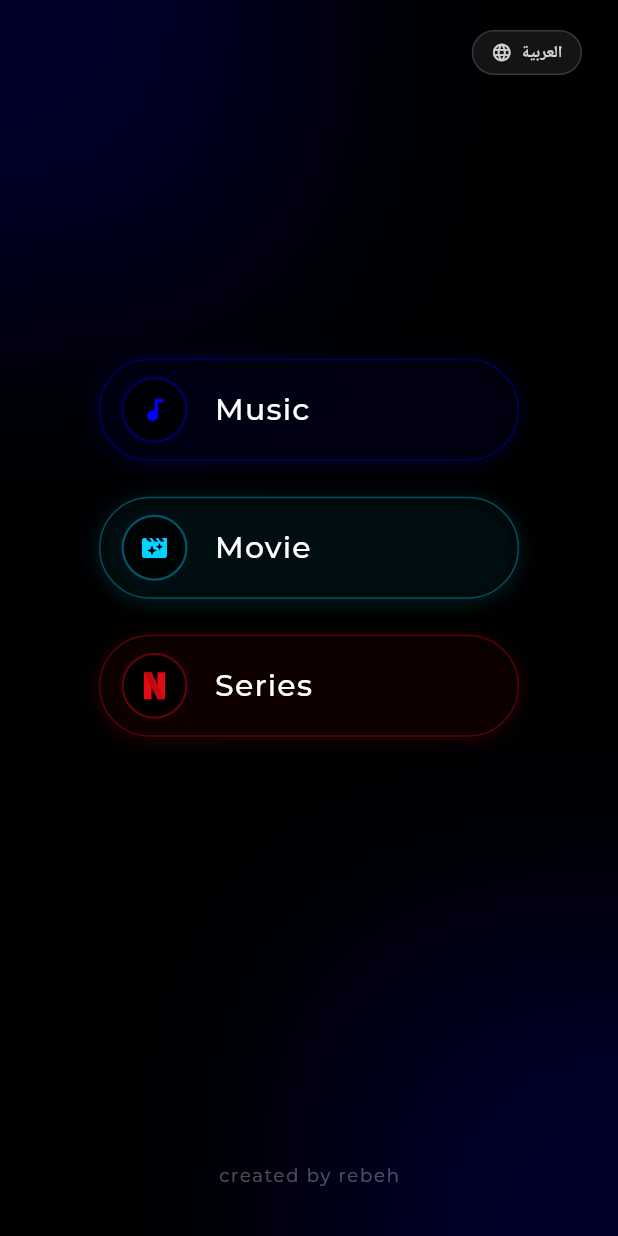
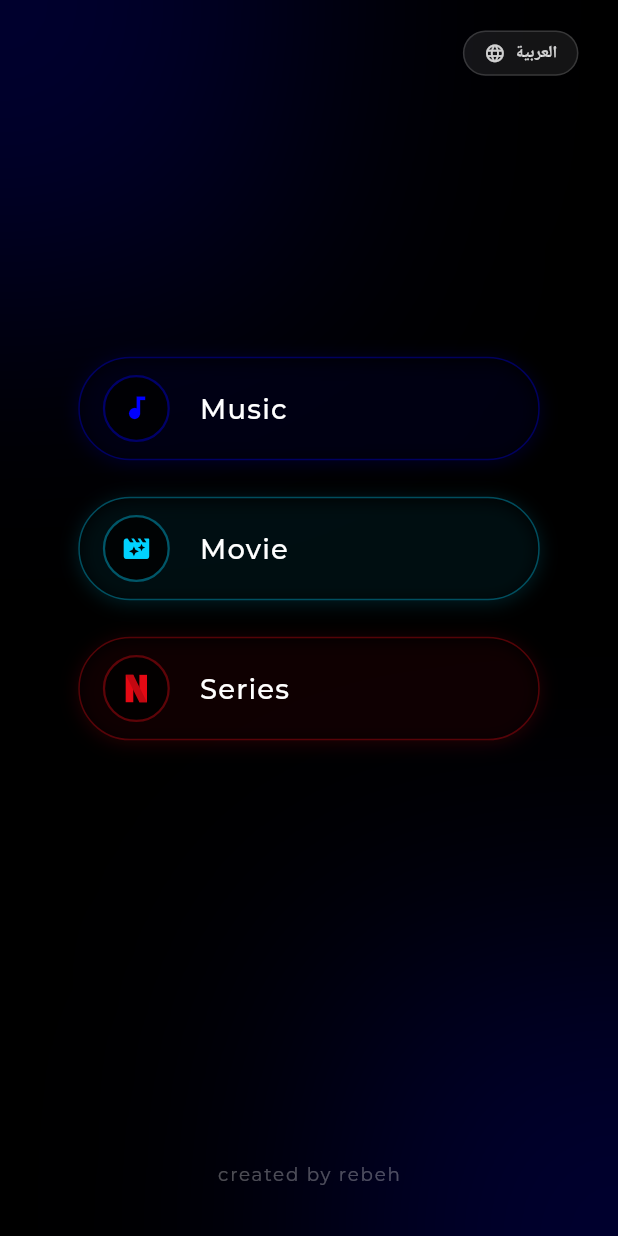
Before and after one commit to rebehhalkoum93-cmyk/suggestion-app, a Flutter app: the screen it shows after launch, on a phone screen of 412 x 824 dp. Run offline on Flutter 3.47's test engine with Material 3 defaults, Android fonts, the phone set to English and light mode, and no system bars; our stand-ins replace dio, google_fonts.

Commit message:
last last

```diff
--- a/sug/lib/main.dart
+++ b/sug/lib/main.dart
@@ -1,5 +1,6 @@
 import 'package:flutter/material.dart';
 import 'package:google_fonts/google_fonts.dart';
+import 'models/language_settings.dart';
 import 'pages/landing_page.dart';
 
 void main() {
@@ -22,6 +23,13 @@ class MyApp extends StatelessWidget {
 
   @override
   Widget build(BuildContext context) {
+    return ValueListenableBuilder<Language>(
+      valueListenable: LanguageSettings.currentLanguage,
+      builder: (context, lang, _) {
+        final textTheme = LanguageSettings.isArabic
+            ? GoogleFonts.cairoTextTheme(ThemeData.dark().textTheme)
+            : GoogleFonts.montserratTextTheme(ThemeData.dark().textTheme);
+
         return MaterialApp(
           title: 'Media Sug',
           debugShowCheckedModeBanner: false,
@@ -33,10 +41,12 @@ class MyApp extends StatelessWidget {
               primary: Color(0xFF0000FF),
               surface: Colors.black,
             ),
-        textTheme: GoogleFonts.montserratTextTheme(ThemeData.dark().textTheme),
+            textTheme: textTheme,
             useMaterial3: true,
           ),
           home: const LandingPage(),
         );
+      },
+    );
   }
 }
--- a/sug/lib/models/language_settings.dart
+++ b/sug/lib/models/language_settings.dart
@@ -1,4 +1,5 @@
 import 'package:flutter/material.dart';
+import 'package:google_fonts/google_fonts.dart';
 
 enum Language {
   en,
@@ -13,4 +14,27 @@ class LanguageSettings {
   static void toggleLanguage() {
     currentLanguage.value = currentLanguage.value == Language.en ? Language.ar : Language.en;
   }
+
+  static TextStyle font({
+    Color? color,
+    double? fontSize,
+    FontWeight? fontWeight,
+    double? letterSpacing,
+    double? height,
+    TextDecoration? decoration,
+    TextDecorationStyle? decorationStyle,
+    Paint? foreground,
+  }) {
+    final base = isArabic ? GoogleFonts.cairo : GoogleFonts.montserrat;
+    return base(
+      color: color,
+      fontSize: fontSize,
+      fontWeight: fontWeight,
+      letterSpacing: letterSpacing,
+      height: height,
+      decoration: decoration,
+      decorationStyle: decorationStyle,
+      foreground: foreground,
+    );
+  }
 }
--- a/sug/lib/pages/landing_page.dart
+++ b/sug/lib/pages/landing_page.dart
@@ -1,5 +1,4 @@
 import 'package:flutter/material.dart';
-import 'package:google_fonts/google_fonts.dart';
 import '../models/category_theme.dart';
 import '../models/language_settings.dart';
 import '../widgets/ambient_glow_background.dart';
@@ -16,6 +15,11 @@ class LandingPage extends StatelessWidget {
       builder: (context, lang, _) {
         final isArabic = LanguageSettings.isArabic;
 
+        final screenH = MediaQuery.of(context).size.height;
+        final screenW = MediaQuery.of(context).size.width;
+        final s = screenH / 812.0;
+        final sw = screenW / 375.0;
+
         return AmbientGlowBackground(
           category: null,
           glowPositions: const [
@@ -23,7 +27,7 @@ class LandingPage extends StatelessWidget {
             Alignment.bottomLeft,
           ],
           child: Padding(
-            padding: const EdgeInsets.symmetric(horizontal: 24, vertical: 20),
+            padding: EdgeInsets.symmetric(horizontal: 24 * sw, vertical: 20 * s),
             child: Column(
               children: [
                 // Top header with language switch toggle button
@@ -36,7 +40,7 @@ class LandingPage extends StatelessWidget {
                       },
                       child: AnimatedContainer(
                         duration: const Duration(milliseconds: 200),
-                        padding: const EdgeInsets.symmetric(horizontal: 12, vertical: 6),
+                        padding: EdgeInsets.symmetric(horizontal: 12 * sw, vertical: 6 * s),
                         decoration: BoxDecoration(
                           color: Colors.white.withValues(alpha: 0.08),
                           borderRadius: BorderRadius.circular(20),
@@ -50,15 +54,15 @@ class LandingPage extends StatelessWidget {
                           children: [
                             Icon(
                               Icons.language_rounded,
-                              size: 14,
+                              size: (14 * s).clamp(12.0, 20.0),
                               color: Colors.white.withValues(alpha: 0.8),
                             ),
-                            const SizedBox(width: 6),
+                            SizedBox(width: 6 * sw),
                             Text(
                               isArabic ? 'English' : 'العربية',
-                              style: GoogleFonts.montserrat(
+                              style: LanguageSettings.font(
                                 color: Colors.white.withValues(alpha: 0.8),
-                                fontSize: 11,
+                                fontSize: (11 * s).clamp(9.0, 16.0),
                                 fontWeight: FontWeight.w600,
                               ),
                             ),
@@ -69,7 +73,7 @@ class LandingPage extends StatelessWidget {
                   ),
                 ),
 
-                const Spacer(flex: 2),
+                Spacer(flex: 2),
 
                 // Centered selection pill container
                 Center(
@@ -80,12 +84,12 @@ class LandingPage extends StatelessWidget {
                         category: CategoryType.music,
                         onTap: () => _navigateToQuestionnaire(context, CategoryType.music),
                       ),
-                      const SizedBox(height: 24),
+                      SizedBox(height: 24 * s),
                       CategorySelectionPill(
                         category: CategoryType.movie,
                         onTap: () => _navigateToQuestionnaire(context, CategoryType.movie),
                       ),
-                      const SizedBox(height: 24),
+                      SizedBox(height: 24 * s),
                       CategorySelectionPill(
                         category: CategoryType.series,
                         onTap: () => _navigateToQuestionnaire(context, CategoryType.series),
@@ -94,20 +98,20 @@ class LandingPage extends StatelessWidget {
                   ),
                 ),
 
-                const Spacer(flex: 3),
+                Spacer(flex: 3),
 
                 // Footer branding anchor
                 Text(
                   isArabic ? 'أنشئ بواسطة رابح' : 'created by rebeh',
-                  style: GoogleFonts.montserrat(
+                  style: LanguageSettings.font(
                     color: Colors.white.withValues(alpha: 0.3),
-                    fontSize: 12,
+                    fontSize: (12 * s).clamp(10.0, 17.0),
                     fontWeight: FontWeight.w400,
                     letterSpacing: isArabic ? 0.0 : 1.2,
                   ),
                 ),
 
-                const SizedBox(height: 12),
+                SizedBox(height: 12 * s),
               ],
             ),
           ),
--- a/sug/lib/widgets/category_selection_pill.dart
+++ b/sug/lib/widgets/category_selection_pill.dart
@@ -1,5 +1,4 @@
 import 'package:flutter/material.dart';
-import 'package:google_fonts/google_fonts.dart';
 import '../models/category_theme.dart';
 import '../models/language_settings.dart';
 
@@ -17,7 +16,8 @@ class CategorySelectionPill extends StatefulWidget {
   State<CategorySelectionPill> createState() => _CategorySelectionPillState();
 }
 
-class _CategorySelectionPillState extends State<CategorySelectionPill> with SingleTickerProviderStateMixin {
+class _CategorySelectionPillState extends State<CategorySelectionPill>
+    with SingleTickerProviderStateMixin {
   bool _isHovered = false;
   bool _isPressed = false;
 
@@ -47,6 +47,19 @@ class _CategorySelectionPillState extends State<CategorySelectionPill> with Sing
     final color = widget.category.accentColor;
     final isGlow = _isHovered || _isPressed;
 
+    final screenH = MediaQuery.of(context).size.height;
+    final screenW = MediaQuery.of(context).size.width;
+    final s = screenH / 812.0;
+    final sw = screenW / 375.0;
+
+    final pillWidth = (280 * sw).clamp(240.0, 400.0);
+    final pillHeight = (68 * s).clamp(56.0, 100.0);
+    final iconCircle = (44 * s).clamp(36.0, 64.0);
+    final iconSize = (20 * s).clamp(16.0, 30.0);
+    final iconLabelGap = (18 * sw).clamp(14.0, 28.0);
+    final labelFontSize = (18) * s;
+    final innerHPad = (14 * sw).clamp(10.0, 24.0);
+
     return ValueListenableBuilder<Language>(
       valueListenable: LanguageSettings.currentLanguage,
       builder: (context, lang, _) {
@@ -75,8 +88,8 @@ class _CategorySelectionPillState extends State<CategorySelectionPill> with Sing
               child: AnimatedContainer(
                 duration: const Duration(milliseconds: 200),
                 curve: Curves.easeOutCubic,
-                width: 280,
-                height: 68,
+                width: pillWidth,
+                height: pillHeight,
                 decoration: BoxDecoration(
                   color: Colors.black.withValues(alpha: 0.55),
                   borderRadius: BorderRadius.circular(999),
@@ -94,21 +107,25 @@ class _CategorySelectionPillState extends State<CategorySelectionPill> with Sing
                   ],
                 ),
                 child: Padding(
-                  padding: const EdgeInsets.symmetric(horizontal: 14),
+                  padding: EdgeInsets.symmetric(horizontal: innerHPad),
                   child: Directionality(
-                    textDirection: isArabic ? TextDirection.rtl : TextDirection.ltr,
+                    textDirection: isArabic
+                        ? TextDirection.rtl
+                        : TextDirection.ltr,
                     child: Row(
                       children: [
-                        // Left/Right Slot: Circular boundary with icon
+                        // Circular boundary with icon
                         AnimatedContainer(
                           duration: const Duration(milliseconds: 200),
-                          width: 44,
-                          height: 44,
+                          width: iconCircle,
+                          height: iconCircle,
                           decoration: BoxDecoration(
                             shape: BoxShape.circle,
                             color: Colors.black.withValues(alpha: 0.8),
                             border: Border.all(
-                              color: isGlow ? color : color.withValues(alpha: 0.4),
+                              color: isGlow
+                                  ? color
+                                  : color.withValues(alpha: 0.4),
                               width: 1.5,
                             ),
                             boxShadow: [
@@ -123,19 +140,19 @@ class _CategorySelectionPillState extends State<CategorySelectionPill> with Sing
                           child: Center(
                             child: widget.category.buildIconWidget(
                               color: color,
-                              size: 20,
+                              size: iconSize,
                             ),
                           ),
                         ),
-                        const SizedBox(width: 18),
+                        SizedBox(width: iconLabelGap),
 
-                        // Right/Left Slot: High-contrast title label text
+                        // High-contrast title label text
                         Expanded(
                           child: Text(
                             displayName,
-                            style: GoogleFonts.montserrat(
+                            style: LanguageSettings.font(
                               color: Colors.white,
-                              fontSize: isArabic ? 18 : 20,
+                              fontSize: labelFontSize,
                               fontWeight: FontWeight.w500,
                               letterSpacing: isArabic ? 0.0 : 0.8,
                             ),
```
Also changed, not shown: sug/lib/pages/questionnaire_page.dart (+18 -14 lines), sug/lib/pages/recommendation_page.dart (+17 -19 lines), sug/lib/services/api_config.dart (added, +26 -0 lines), sug/lib/widgets/questionnaire_box_wrapper.dart (+35 -19 lines), sug/lib/widgets/system_navigation_button.dart (+22 -10 lines), 3 other files. Lines whose indentation alone changed are shown as unchanged.
